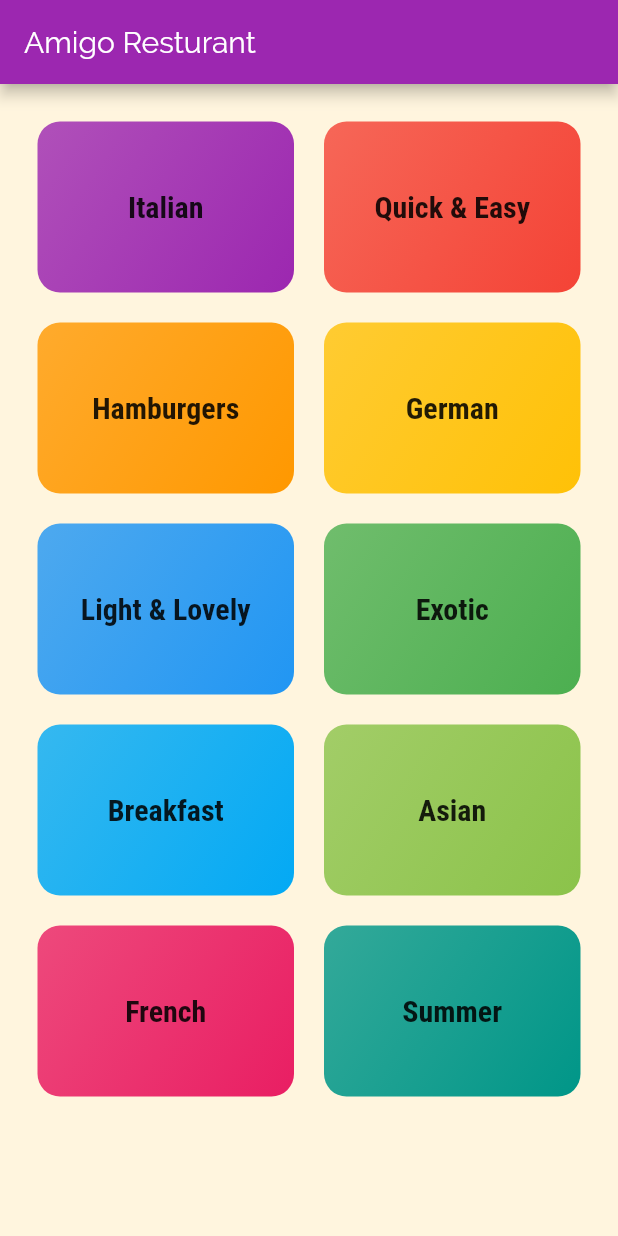
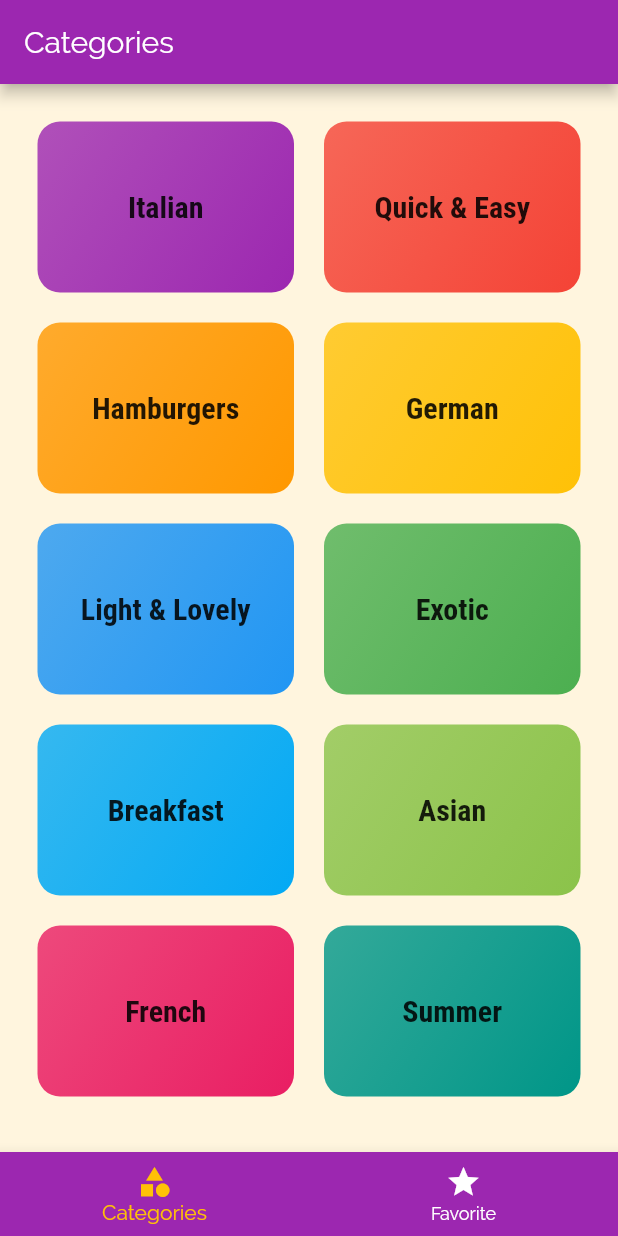
Before and after one commit to yeasin50/RecipeApp, a Flutter app: the screen it shows after launch, on a phone screen of 412 x 824 dp. Run offline on Flutter 3.47's test engine with Material 2 defaults, Android fonts, the phone set to English and light mode, and no system bars.

Commit message:
added tabbar

```diff
--- a/lib/Screens/categories_screen.dart
+++ b/lib/Screens/categories_screen.dart
@@ -3,24 +3,18 @@ import 'package:resturant/widget/category_item.dart';
 import '../dummy_data.dart';
 
 class CategoriesScreen extends StatelessWidget {
-
   @override
   Widget build(BuildContext context) {
-    return Scaffold(
-      appBar: AppBar(
-        title: const Text("Amigo Resturant"),
-      ),
-      body: GridView(
+    return GridView(
       padding: const EdgeInsets.all(25),
       children: DUMMY_CATEGORIES
           .map((data) => CategoryItem(data.id, data.title, data.color))
           .toList(),
       gridDelegate: SliverGridDelegateWithMaxCrossAxisExtent(
           maxCrossAxisExtent: 200,
-            childAspectRatio: 3/ 2,
+          childAspectRatio: 3 / 2,
           crossAxisSpacing: 20,
           mainAxisSpacing: 20),
-      ),
     );
   }
 }
--- /dev/null
+++ b/lib/Screens/tabs_Screen.dart
@@ -0,0 +1,55 @@
+import 'package:flutter/material.dart';
+import './categories_screen.dart';
+import './favoriteScreen.dart';
+
+class TabScreen extends StatefulWidget {
+  @override
+  _TabScreenState createState() => _TabScreenState();
+}
+
+class _TabScreenState extends State<TabScreen> {
+  final List<Map<String, dynamic>> _pages = [
+    {'page': CategoriesScreen(), 'title': 'Categories'},
+    {'page': FavoriteScreen(), 'title': 'Favorite'}
+  ];
+  int _selectedPage = 0;
+
+  void _selectPage(int index) {
+    setState(() {
+      _selectedPage = index;
+    });
+  }
+
+  @override
+  Widget build(BuildContext context) {
+    return Scaffold(
+        appBar: AppBar(
+          title: Text(_pages[_selectedPage]['title']),
+        ),
+        body: _pages[_selectedPage]['page'],
+        bottomNavigationBar: BottomNavigationBar(
+          backgroundColor: Theme.of(context).primaryColor,
+          unselectedItemColor: Colors.white,
+          selectedItemColor: Colors.amber,
+          currentIndex: _selectedPage,
+          // type: BottomNavigationBarType.shifting,
+          onTap: _selectPage,
+          items: [
+            BottomNavigationBarItem(
+              icon: Icon(
+                Icons.category,
+              ),
+              title: Text("Categories"),
+              backgroundColor: Theme.of(context).primaryColor,
+            ),
+            BottomNavigationBarItem(
+              icon: Icon(
+                Icons.star,
+              ),
+              title: Text("Favorite"),
+              backgroundColor: Theme.of(context).primaryColor,
+            ),
+          ],
+        ));
+  }
+}
--- a/lib/main.dart
+++ b/lib/main.dart
@@ -1,4 +1,6 @@
 import 'package:flutter/material.dart';
+import 'package:resturant/Screens/tabs_screen.dart';
+import 'Screens/top_tabs_screen.dart';
 import './Screens/categories_screen.dart';
 import './Screens/category_meals_screen.dart';
 import './Screens/meals_details_screen.dart';
@@ -34,7 +36,7 @@ class MyApp extends StatelessWidget {
       // for nevigations
       initialRoute: '/',
       routes: {
-        '/': (ctx) => CategoriesScreen(),
+        '/': (ctx) => TabScreen(),
         CategoryMeals.routeName: (ctx) => CategoryMeals(),
         MealDetailsScreen.routeName: (ctx) => MealDetailsScreen(),
       },
```
Also changed, not shown: lib/Screens/favoriteScreen.dart (added, +12 -0 lines), lib/Screens/meals_details_screen.dart (+48 -18 lines), lib/Screens/top_tabs_screen.dart (added, +46 -0 lines). Lines whose indentation alone changed are shown as unchanged.
